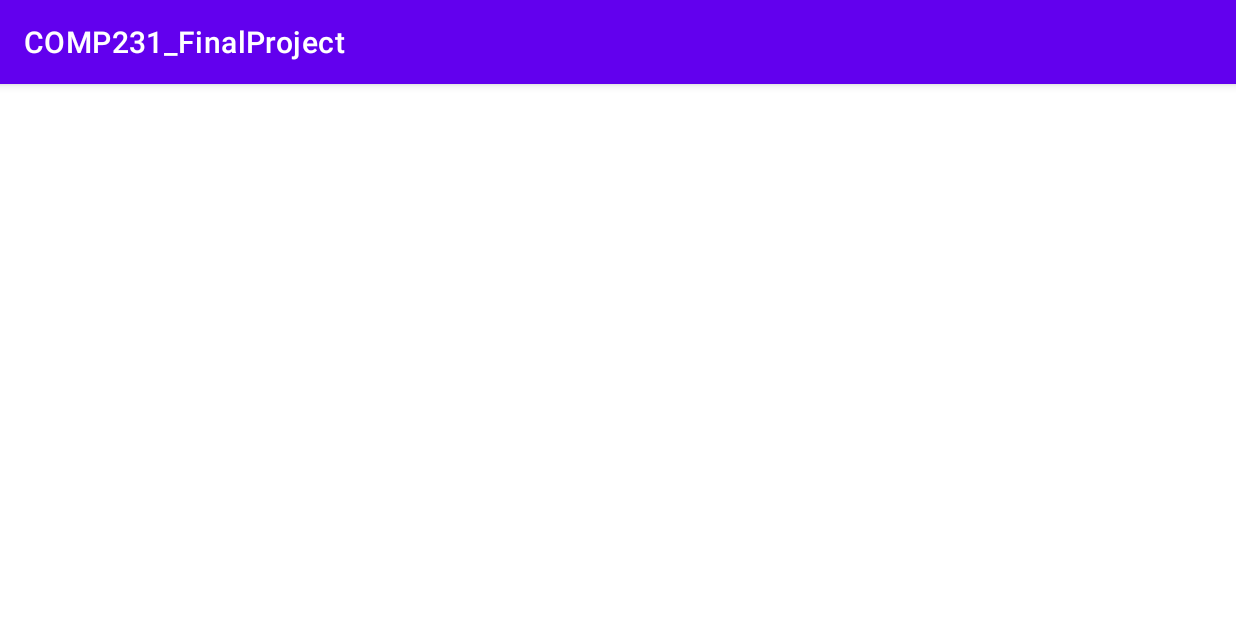
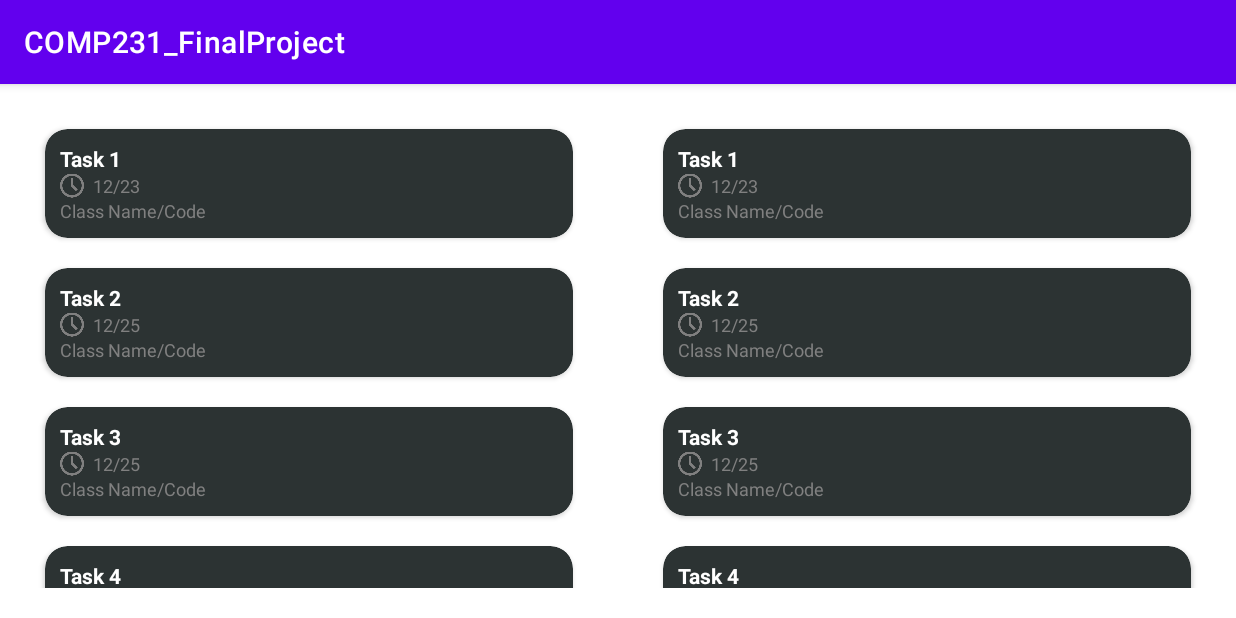
Before and after one commit to grantmacmillan/COMP231-Project, an Android app: the TaskActivity screen opened directly, with no data from a screen before it, on a phone screen of 824 x 412 dp (held sideways). Run offline under Robolectric (Android 15) with nearby library versions, the phone set to English and light mode, and no system bars.

Commit message:
taskboard adapter/recyclerview setup

```diff
--- a/app/src/main/java/com/example/comp231_finalproject/TaskActivity.java
+++ b/app/src/main/java/com/example/comp231_finalproject/TaskActivity.java
@@ -1,14 +1,42 @@
 package com.example.comp231_finalproject;
 
 import androidx.appcompat.app.AppCompatActivity;
+import androidx.recyclerview.widget.LinearLayoutManager;
+import androidx.recyclerview.widget.RecyclerView;
 
 import android.os.Bundle;
 
+import java.util.ArrayList;
+import java.util.Date;
+
 public class TaskActivity extends AppCompatActivity {
 
+    RecyclerView todoRecyclerView, doneRecyclerView;
+    ArrayList<TaskModel> taskModels = new ArrayList<>();
     @Override
     protected void onCreate(Bundle savedInstanceState) {
         super.onCreate(savedInstanceState);
         setContentView(R.layout.activity_task);
+
+        todoRecyclerView = findViewById(R.id.TodoRecyclerView);
+        doneRecyclerView = findViewById(R.id.DoneRecyclerView);
+        SetupTaskModels();
+
+        TaskAdapter adapter = new TaskAdapter(this, taskModels);
+        todoRecyclerView.setAdapter(adapter);
+        todoRecyclerView.setLayoutManager(new LinearLayoutManager(this));
+        doneRecyclerView.setAdapter(adapter);
+        doneRecyclerView.setLayoutManager(new LinearLayoutManager(this));
+    }
+
+    private void SetupTaskModels() {
+        //Placeholder test
+        taskModels.add(new TaskModel("Task 1", new Date(2022, 11, 23)));
+        taskModels.add(new TaskModel("Task 2", new Date(2022, 11, 25)));
+        taskModels.add(new TaskModel("Task 3", new Date(2022, 11, 25)));
+        taskModels.add(new TaskModel("Task 4", new Date(2022, 11, 25)));
+        taskModels.add(new TaskModel("Task 5", new Date(2022, 11, 25)));
+        taskModels.add(new TaskModel("Task 6", new Date(2022, 11, 25)));
+        taskModels.add(new TaskModel("Task 7", new Date(2022, 11, 25)));
     }
 }
--- /dev/null
+++ b/app/src/main/java/com/example/comp231_finalproject/TaskAdapter.java
@@ -0,0 +1,57 @@
+package com.example.comp231_finalproject;
+
+import android.content.Context;
+import android.view.LayoutInflater;
+import android.view.View;
+import android.view.ViewGroup;
+import android.widget.TextView;
+
+import androidx.annotation.NonNull;
+import androidx.recyclerview.widget.RecyclerView;
+
+import java.text.DateFormat;
+import java.text.SimpleDateFormat;
+import java.util.ArrayList;
+import java.util.Date;
+
+public class TaskAdapter extends RecyclerView.Adapter<TaskAdapter.MyViewHolder>{
+    Context context;
+    ArrayList<TaskModel> taskModels;
+
+    public TaskAdapter(Context context, ArrayList<TaskModel> taskModels) {
+        this.context = context;
+        this.taskModels = taskModels;
+    }
+
+    @NonNull
+    @Override
+    public TaskAdapter.MyViewHolder onCreateViewHolder(@NonNull ViewGroup parent, int viewType) {
+        LayoutInflater inflater = LayoutInflater.from(context);
+        View view = inflater.inflate(R.layout.recycler_view_card, parent, false);
+        return new TaskAdapter.MyViewHolder(view);
+    }
+
+    @Override
+    public void onBindViewHolder(@NonNull TaskAdapter.MyViewHolder holder, int position) {
+        holder.tvTitle.setText(taskModels.get(position).getTitle());
+        Date date = taskModels.get(position).getDueDate();
+        DateFormat dateFormat = new SimpleDateFormat("MM/dd");
+        String strDate = dateFormat.format(date);
+        holder.tvDueDate.setText(strDate);
+    }
+
+    @Override
+    public int getItemCount() {
+        return taskModels.size();
+    }
+
+    public static class MyViewHolder extends RecyclerView.ViewHolder {
+        TextView tvTitle, tvDueDate;
+        public MyViewHolder(@NonNull View itemView) {
+            super(itemView);
+
+            tvTitle = itemView.findViewById(R.id.tvTitle);
+            tvDueDate = itemView.findViewById(R.id.tvDate);
+        }
+    }
+}
--- /dev/null
+++ b/app/src/main/java/com/example/comp231_finalproject/TaskModel.java
@@ -0,0 +1,21 @@
+package com.example.comp231_finalproject;
+
+import java.util.Date;
+
+public class TaskModel {
+    String title;
+    Date dueDate;
+
+    public TaskModel(String title, Date dueDate) {
+        this.title = title;
+        this.dueDate = dueDate;
+    }
+
+    public String getTitle() {
+        return title;
+    }
+
+    public Date getDueDate() {
+        return dueDate;
+    }
+}
--- a/app/src/main/res/layout/activity_task.xml
+++ b/app/src/main/res/layout/activity_task.xml
@@ -1,9 +1,24 @@
 <?xml version="1.0" encoding="utf-8"?>
-<androidx.constraintlayout.widget.ConstraintLayout xmlns:android="http://schemas.android.com/apk/res/android"
+<LinearLayout xmlns:android="http://schemas.android.com/apk/res/android"
     xmlns:app="http://schemas.android.com/apk/res-auto"
     xmlns:tools="http://schemas.android.com/tools"
     android:layout_width="match_parent"
     android:layout_height="match_parent"
     tools:context=".TaskActivity">
 
-</androidx.constraintlayout.widget.ConstraintLayout>
+    <androidx.recyclerview.widget.RecyclerView
+        android:id="@+id/TodoRecyclerView"
+        android:layout_width="match_parent"
+        android:layout_height="match_parent"
+        android:layout_weight="1"
+        android:layout_margin="20dp">
+
+    </androidx.recyclerview.widget.RecyclerView>
+
+    <androidx.recyclerview.widget.RecyclerView
+        android:id="@+id/DoneRecyclerView"
+        android:layout_width="match_parent"
+        android:layout_height="match_parent"
+        android:layout_weight="1"
+        android:layout_margin="20dp"/>
+</LinearLayout>
--- /dev/null
+++ b/app/src/main/res/layout/recycler_view_card.xml
@@ -0,0 +1,67 @@
+<?xml version="1.0" encoding="utf-8"?>
+<androidx.constraintlayout.widget.ConstraintLayout xmlns:android="http://schemas.android.com/apk/res/android"
+    xmlns:app="http://schemas.android.com/apk/res-auto"
+    android:layout_width="match_parent"
+    android:layout_height="wrap_content">
+
+    <androidx.cardview.widget.CardView
+        android:layout_width="match_parent"
+        android:layout_height="wrap_content"
+        app:cardCornerRadius="15dp"
+        android:layout_margin="10dp"
+        android:elevation="8dp"
+        app:cardBackgroundColor="@color/gray"
+        app:layout_constraintBottom_toBottomOf="parent"
+        app:layout_constraintEnd_toEndOf="parent"
+        app:layout_constraintStart_toStartOf="parent"
+        app:layout_constraintTop_toTopOf="parent" >
+
+        <LinearLayout
+            android:layout_margin="10dp"
+            android:layout_width="match_parent"
+            android:layout_height="match_parent"
+            android:orientation="vertical">
+            <LinearLayout
+                android:layout_width="match_parent"
+                android:layout_height="match_parent"
+                android:orientation="horizontal">
+                <TextView
+                    android:id="@+id/tvTitle"
+                    android:layout_width="wrap_content"
+                    android:layout_height="wrap_content"
+                    android:text="Task Title"
+                    android:textStyle="bold"
+                    android:textColor="@color/white"/>
+            </LinearLayout>
+            <LinearLayout
+                android:layout_width="match_parent"
+                android:layout_height="match_parent"
+                android:orientation="horizontal">
+                <ImageView
+                    android:layout_width="16dp"
+                    android:layout_marginRight="6dp"
+                    android:layout_height="match_parent"
+                    android:src="@drawable/clock_icon"/>
+                <TextView
+                    android:id="@+id/tvDate"
+                    android:layout_width="wrap_content"
+                    android:layout_height="wrap_content"
+                    android:text="11/23"
+                    android:textSize="12dp"
+                    android:textColor="@color/light_gray"/>
+            </LinearLayout>
+            <LinearLayout
+                android:layout_width="match_parent"
+                android:layout_height="match_parent"
+                android:orientation="horizontal">
+                <TextView
+                    android:id="@+id/classTextView"
+                    android:layout_width="wrap_content"
+                    android:layout_height="wrap_content"
+                    android:text="Class Name/Code"
+                    android:textSize="12dp"
+                    android:textColor="@color/light_gray"/>
+            </LinearLayout>
+        </LinearLayout>
+    </androidx.cardview.widget.CardView>
+</androidx.constraintlayout.widget.ConstraintLayout>
--- a/app/src/main/res/values/colors.xml
+++ b/app/src/main/res/values/colors.xml
@@ -7,4 +7,6 @@
     <color name="teal_700">#FF018786</color>
     <color name="black">#FF000000</color>
     <color name="white">#FFFFFFFF</color>
+    <color name="gray">#2C3333</color>
+    <color name="light_gray">#808080</color>
 </resources>
```
Also changed, not shown: app/src/main/res/drawable/clock_icon.png (added).
